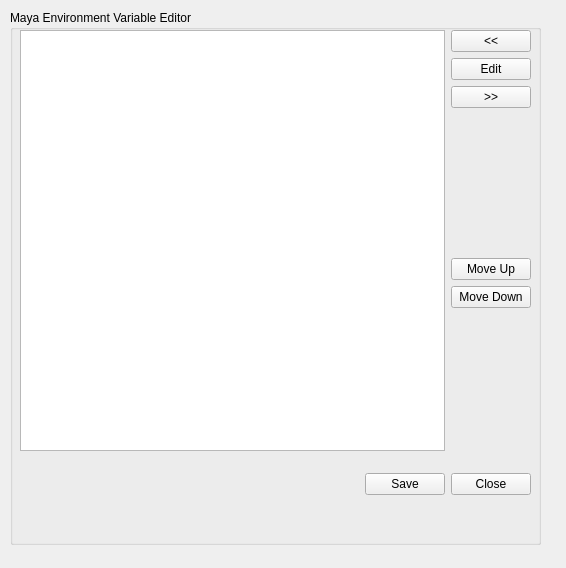
Qt form python_module/stringeditor.ui (yamahigashi/MayaEnvEditor) before a commit.
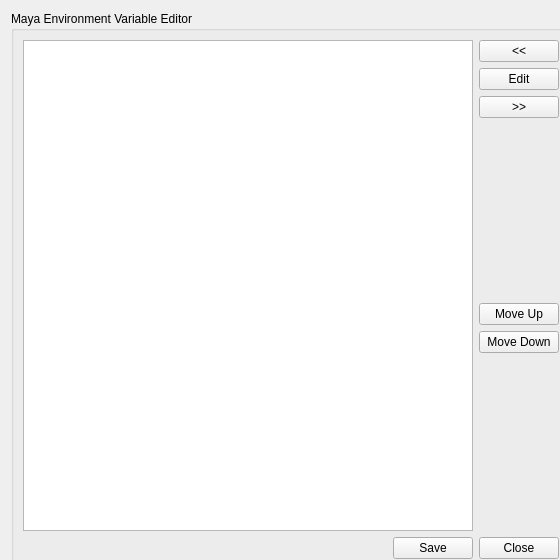
The same form after that commit.

The edit to the form file:
```diff
--- a/python_module/stringeditor.ui
+++ b/python_module/stringeditor.ui
@@ -6,8 +6,8 @@
    <rect>
     <x>0</x>
     <y>0</y>
-    <width>566</width>
-    <height>568</height>
+    <width>560</width>
+    <height>560</height>
    </rect>
   </property>
   <property name="sizePolicy">
@@ -25,33 +25,26 @@
   <property name="windowTitle">
    <string>Form</string>
   </property>
+  <layout class="QGridLayout" name="gridLayout_2">
+   <item row="0" column="0">
   <widget class="QGroupBox" name="editorGroupBox">
-   <property name="geometry">
-    <rect>
-     <x>10</x>
-     <y>10</y>
-     <width>531</width>
-     <height>535</height>
-    </rect>
-   </property>
    <property name="sizePolicy">
-    <sizepolicy hsizetype="Maximum" vsizetype="Preferred">
+      <sizepolicy hsizetype="Preferred" vsizetype="Preferred">
      <horstretch>1</horstretch>
      <verstretch>1</verstretch>
     </sizepolicy>
    </property>
+     <property name="minimumSize">
+      <size>
+       <width>560</width>
+       <height>560</height>
+      </size>
+     </property>
    <property name="title">
     <string>Maya Environment Variable Editor</string>
    </property>
-   <widget class="QWidget" name="layoutWidget">
-    <property name="geometry">
-     <rect>
-      <x>10</x>
-      <y>20</y>
-      <width>511</width>
-      <height>421</height>
-     </rect>
-    </property>
+     <layout class="QGridLayout" name="gridLayout_3">
+      <item row="0" column="0">
     <layout class="QGridLayout" name="gridLayout" rowstretch="0" columnstretch="1,0">
      <item row="0" column="0">
       <layout class="QVBoxLayout" name="variable_verticalLayout_1" stretch="0">
@@ -160,16 +153,8 @@
       </layout>
      </item>
     </layout>
-   </widget>
-   <widget class="QWidget" name="horizontalLayoutWidget">
-    <property name="geometry">
-     <rect>
-      <x>10</x>
-      <y>444</y>
-      <width>511</width>
-      <height>61</height>
-     </rect>
-    </property>
+      </item>
+      <item row="1" column="0">
     <layout class="QHBoxLayout" name="horizontalLayout" stretch="1,0,0">
      <item>
       <spacer name="horizontalSpacer">
@@ -199,8 +184,11 @@
       </widget>
      </item>
     </layout>
-   </widget>
-  </widget>
+      </item>
+     </layout>
+    </widget>
+   </item>
+  </layout>
  </widget>
  <resources/>
  <connections/>
```
Lines whose indentation alone changed are shown as unchanged.
